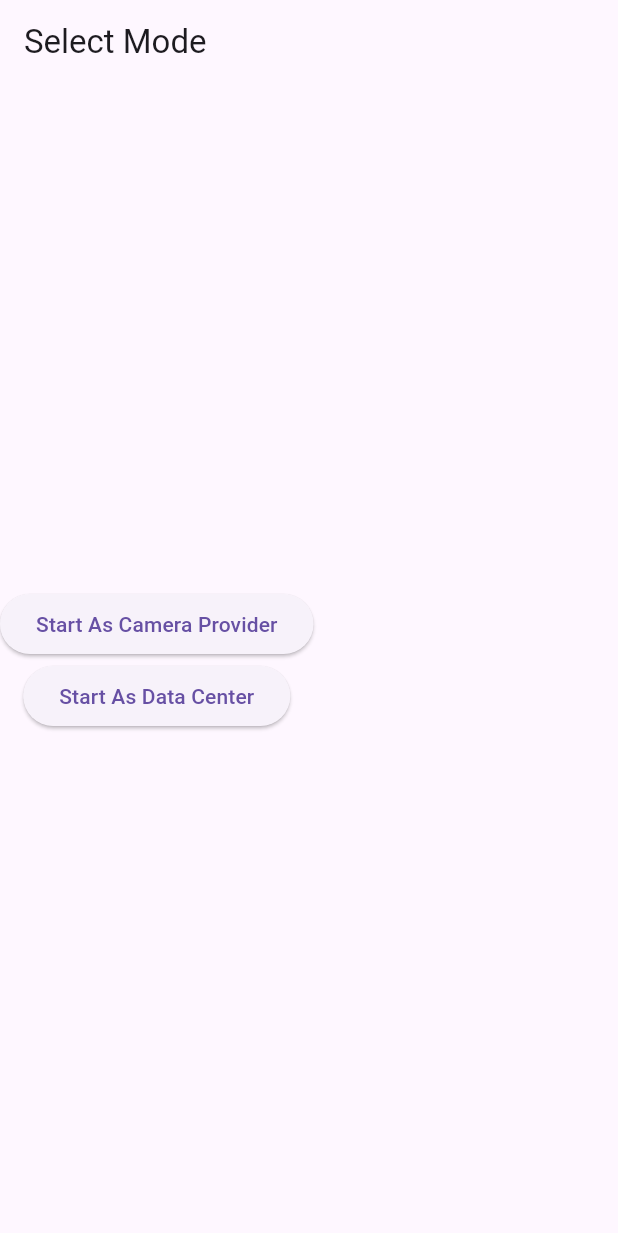
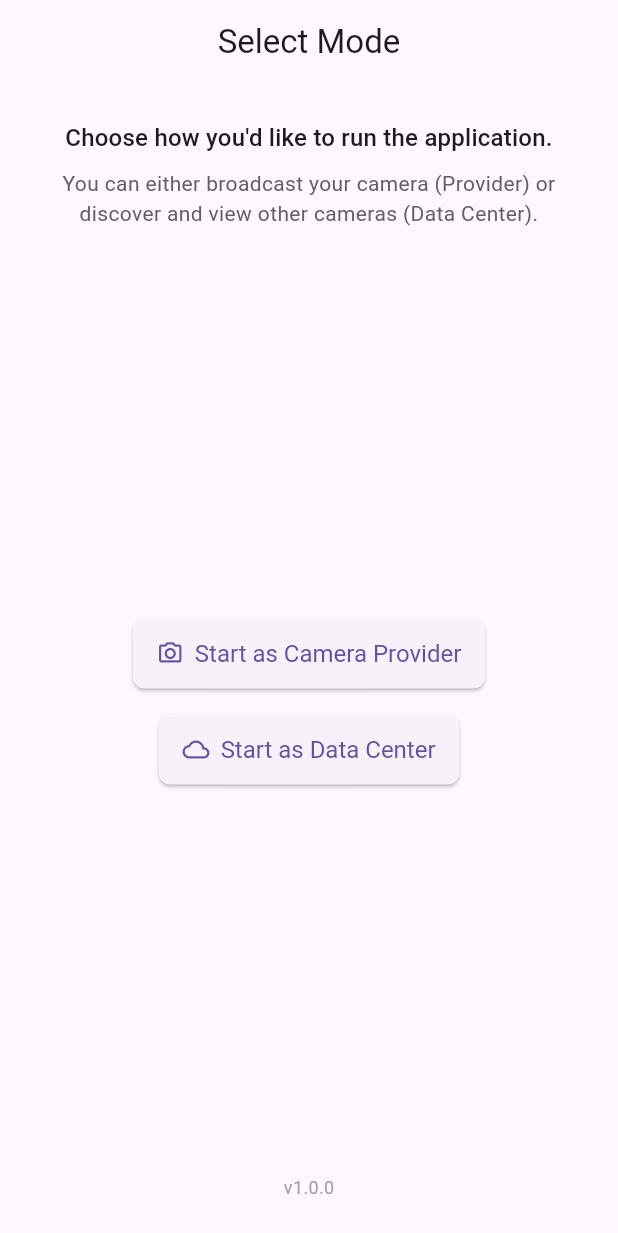
Before and after one commit to abdelaziz-mahdy/automated_attendance, a Flutter app: the screen it shows after launch, on a phone screen of 412 x 824 dp. Shown: the top 1233 px of the screen. Run offline on Flutter 3.47's test engine with Material 3 defaults, Android fonts, the phone set to English and light mode, and no system bars; our stand-ins replace permission_handler; missing offline and left inert: network_info_plus, opencv_dart; statements that could not run were skipped.

Commit message:
Refactor CameraProviderServer and UI components; improve local camera handling, enhance layout in CameraSourceSelectionView, and clean up unused imports

```diff
--- a/lib/services/start_camera_provider_server.dart
+++ b/lib/services/start_camera_provider_server.dart
@@ -1,6 +1,5 @@
 // lib/services/camera_provider_server.dart
 import 'dart:io';
-import 'package:automated_attendance/camera_providers/local_camera_picker.dart';
 import 'package:automated_attendance/camera_providers/local_camera_provider.dart';
 import 'package:automated_attendance/discovery/broadcast_service.dart';
 import 'package:automated_attendance/logs/request_logs.dart';
@@ -11,7 +10,7 @@ class CameraProviderServer {
   static final CameraProviderServer _instance =
       CameraProviderServer._internal();
   HttpServer? _server;
-
+  LocalCameraProvider? localCameraProvider;
   factory CameraProviderServer() {
     return _instance;
   }
@@ -39,9 +38,9 @@ class CameraProviderServer {
           "HTTP server running at http://${_server!.address.address}:${_server!.port}");
       // LocalCameraProvider localCameraProvider =
       //     LocalCameraProvider(LocalCameraPicker.highestCameraIndex);
-          LocalCameraProvider localCameraProvider =
-          LocalCameraProvider(0);
-      bool success = await localCameraProvider.openCamera();
+      localCameraProvider = LocalCameraProvider(0);
+
+      bool success = await localCameraProvider!.openCamera();
 
       _server!.listen((HttpRequest request) async {
         final start = DateTime.now();
@@ -54,7 +53,7 @@ class CameraProviderServer {
         }
         if (request.uri.path == '/get_image') {
           if (success) {
-            final image = await localCameraProvider.getFrame();
+            final image = await localCameraProvider?.getFrame();
             if (image == null) {
               request.response.statusCode = HttpStatus.internalServerError;
               await request.response.close();
@@ -101,7 +100,7 @@ class CameraProviderServer {
     _server = null;
     await _broadcastService.stopBroadcast();
     RequestLogs.logsNotifier.clear();
-
+    localCameraProvider?.closeCamera();
     RequestLogs.add("Server stopped");
   }
 }
--- a/lib/views/camera_source_selection_view.dart
+++ b/lib/views/camera_source_selection_view.dart
@@ -1,6 +1,4 @@
 import 'package:flutter/material.dart';
-// Contains startCameraProviderServer()
-// or you can move it to a dedicated file
 
 class CameraSourceSelectionView extends StatefulWidget {
   const CameraSourceSelectionView({super.key});
@@ -14,25 +12,82 @@ class _CameraSourceSelectionViewState extends State<CameraSourceSelectionView> {
   @override
   Widget build(BuildContext context) {
     return Scaffold(
-      appBar: AppBar(title: Text("Select Mode")),
-      body: Column(
-        mainAxisAlignment: MainAxisAlignment.center,
+      appBar: AppBar(
+        title: const Text("Select Mode"),
+        centerTitle: true,
+      ),
+      body: Padding(
+        padding: const EdgeInsets.all(24.0),
+        child: Column(
           children: [
-          ElevatedButton(
+            // Intro / instructions
+            Text(
+              "Choose how you'd like to run the application.",
+              textAlign: TextAlign.center,
+              style: Theme.of(context).textTheme.titleMedium?.copyWith(
+                    fontWeight: FontWeight.w500,
+                  ),
+            ),
+            const SizedBox(height: 8),
+            Text(
+              "You can either broadcast your camera (Provider) or discover and view other cameras (Data Center).",
+              textAlign: TextAlign.center,
+              style: Theme.of(context).textTheme.bodyMedium?.copyWith(
+                    color: Colors.grey[700],
+                  ),
+            ),
+            const Spacer(),
+
+            // Button: Camera Provider
+            ElevatedButton.icon(
               onPressed: () {
-              // 2. Navigate to logs page
                 Navigator.pushNamed(context, '/requestLogsPage');
               },
-            child: Text("Start As Camera Provider"),
+              icon: const Icon(Icons.camera_alt_outlined),
+              label: const Text("Start as Camera Provider"),
+              style: ElevatedButton.styleFrom(
+                padding: const EdgeInsets.symmetric(
+                  horizontal: 16,
+                  vertical: 14,
                 ),
-          ElevatedButton(
+                textStyle: const TextStyle(fontSize: 16),
+                shape: RoundedRectangleBorder(
+                  borderRadius: BorderRadius.circular(8),
+                ),
+              ),
+            ),
+            const SizedBox(height: 16),
+
+            // Button: Data Center
+            ElevatedButton.icon(
               onPressed: () {
-              // Start as data center (discover other camera providers)
                 Navigator.pushNamed(context, '/dataCenter');
               },
-            child: Text("Start As Data Center"),
+              icon: const Icon(Icons.cloud_outlined),
+              label: const Text("Start as Data Center"),
+              style: ElevatedButton.styleFrom(
+                padding: const EdgeInsets.symmetric(
+                  horizontal: 16,
+                  vertical: 14,
+                ),
+                textStyle: const TextStyle(fontSize: 16),
+                shape: RoundedRectangleBorder(
+                  borderRadius: BorderRadius.circular(8),
+                ),
+              ),
+            ),
+
+            const Spacer(),
+            // Optional branding or version info at bottom
+            Text(
+              "v1.0.0",
+              style: TextStyle(
+                color: Colors.grey[500],
+                fontSize: 12,
+              ),
             ),
           ],
+        ),
       ),
     );
   }
--- a/lib/views/data_center_view.dart
+++ b/lib/views/data_center_view.dart
@@ -7,7 +7,7 @@ import 'package:automated_attendance/widgets/data_center_camera_preview.dart';
 import 'package:flutter/material.dart';
 
 class DataCenterView extends StatefulWidget {
-  const DataCenterView({Key? key}) : super(key: key);
+  const DataCenterView({super.key});
 
   @override
   State<DataCenterView> createState() => _DataCenterViewState();
--- a/lib/views/request_logs_page.dart
+++ b/lib/views/request_logs_page.dart
@@ -43,7 +43,6 @@ class _RequestLogsPageState extends State<RequestLogsPage> {
 
   @override
   void dispose() {
-
     CameraProviderServer().stop();
 
     // TODO: implement dispose
```
Also changed, not shown: 1 other file. Lines whose indentation alone changed are shown as unchanged.
